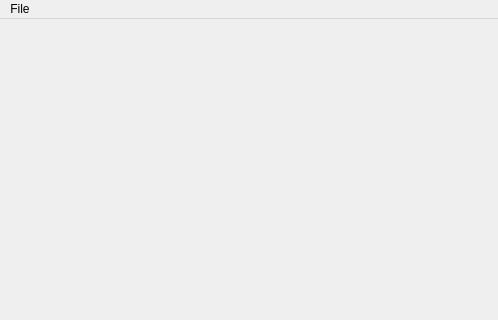
Old version of the form python/moltk/gui/moltk.ui in the repository cmbruns/moltk; both pictures show x 0 to 498 and y 0 to 320 of the 498 by 493 pixel window.
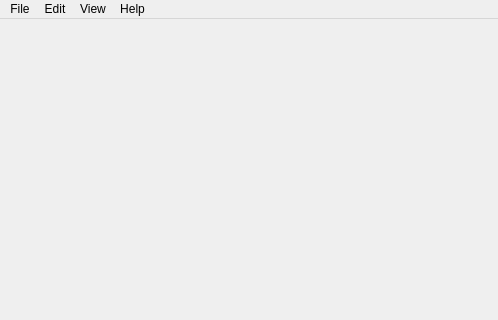
New version of the form.

Diff of the .ui file:
```diff
--- a/python/moltk/gui/moltk.ui
+++ b/python/moltk/gui/moltk.ui
@@ -29,7 +29,25 @@
     </property>
     <addaction name="actionOpen"/>
    </widget>
+   <widget class="QMenu" name="menuHelp">
+    <property name="title">
+     <string>Help</string>
+    </property>
+   </widget>
+   <widget class="QMenu" name="menuEdit">
+    <property name="title">
+     <string>Edit</string>
+    </property>
+   </widget>
+   <widget class="QMenu" name="menuView">
+    <property name="title">
+     <string>View</string>
+    </property>
+   </widget>
    <addaction name="menuFile"/>
+   <addaction name="menuEdit"/>
+   <addaction name="menuView"/>
+   <addaction name="menuHelp"/>
   </widget>
   <widget class="QStatusBar" name="statusbar"/>
   <action name="actionOpen">
```
Left out of the diff: 6 changed lines with no effect on the pictures.
